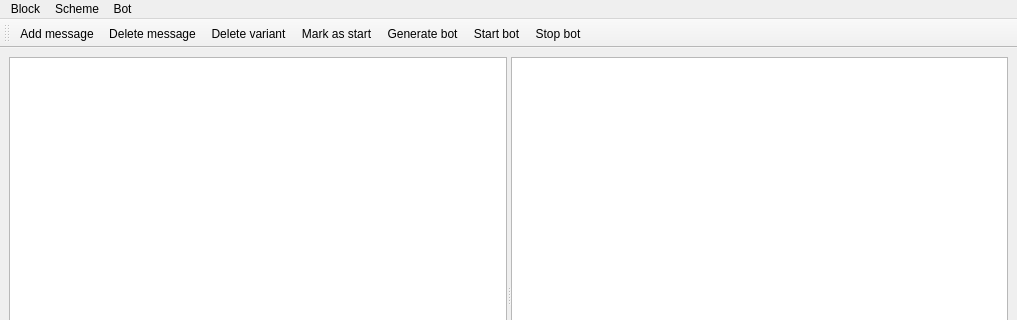
Before: the Qt Designer form desktop_constructor_app/constructor_app/widgets/bot_editor/bot_editor_form.ui in cuttlesystems/simplegram, drawn with Qt 5; both pictures show x 0 to 1017 and y 0 to 320 of the 1017 by 563 pixel window.
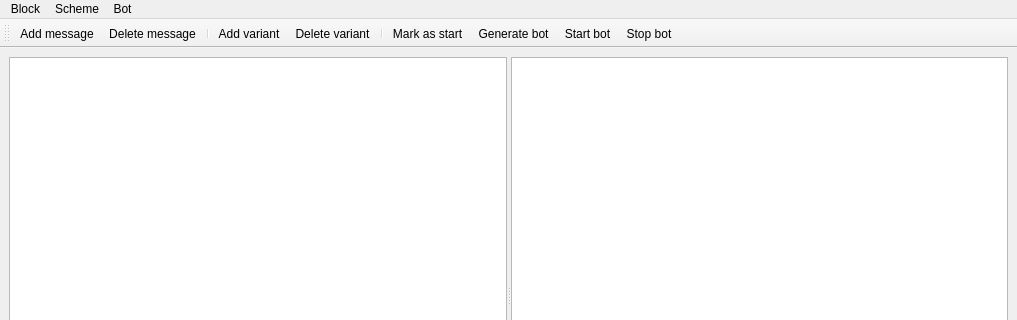
After: the same form once the commit is applied. Icons and pictures are not drawn. Custom widgets are drawn as their Qt base class.

Commit message: Добавление вариантов может происходить как двойным кликом по блоку так и через экшн. Мелкие правки по заготовкам локализации.

Diff of the .ui file:
```diff
--- a/desktop_constructor_app/constructor_app/widgets/bot_editor/bot_editor_form.ui
+++ b/desktop_constructor_app/constructor_app/widgets/bot_editor/bot_editor_form.ui
@@ -67,6 +67,12 @@
    <property name="windowTitle">
     <string>toolBar</string>
    </property>
+   <property name="iconSize">
+    <size>
+     <width>64</width>
+     <height>64</height>
+    </size>
+   </property>
    <attribute name="toolBarArea">
     <enum>TopToolBarArea</enum>
    </attribute>
@@ -75,7 +81,10 @@
    </attribute>
    <addaction name="action_add_message"/>
    <addaction name="action_delete_message"/>
+   <addaction name="separator"/>
+   <addaction name="action_add_variant"/>
    <addaction name="action_delete_variant"/>
+   <addaction name="separator"/>
    <addaction name="action_mark_start"/>
    <addaction name="action_generate_bot"/>
    <addaction name="action_start_bot"/>
@@ -133,6 +142,11 @@
     <string>Manual save</string>
    </property>
   </action>
+  <action name="action_add_variant">
+   <property name="text">
+    <string>Add variant</string>
+   </property>
+  </action>
  </widget>
  <customwidgets>
   <customwidget>
```
Left out of the diff: 3 changed lines with no effect on the pictures. The commit also changes 2 other files.
